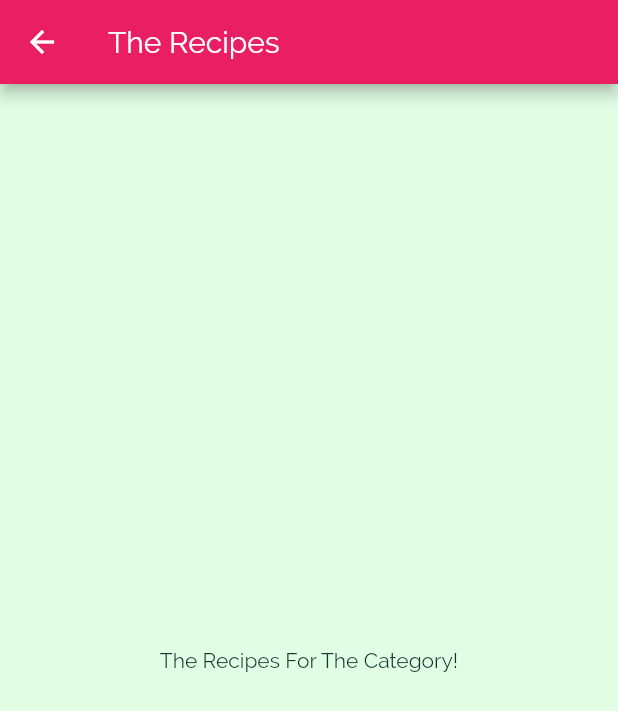
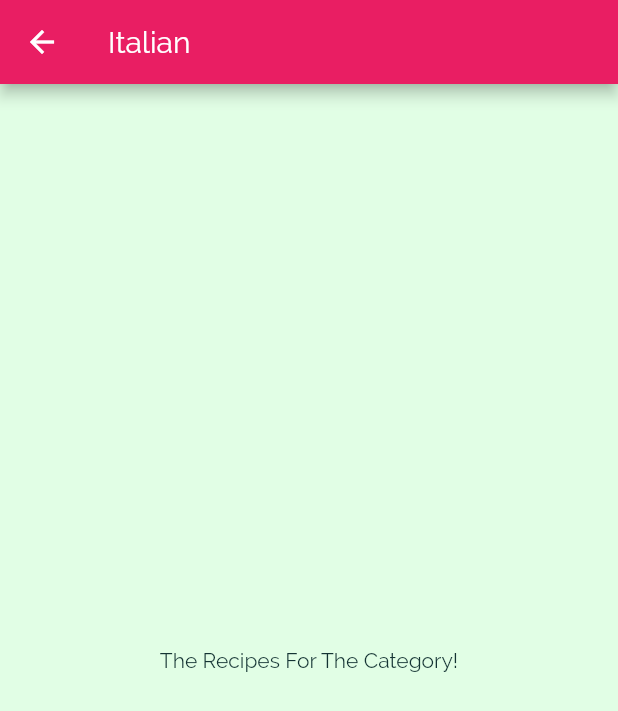
Before and after one commit to ChalothornYn/flutter_meals_app, a Flutter app: the screen it shows after launch, after a tap on "Italian", on a phone screen of 412 x 824 dp. Shown: the top 711 px of the screen. Run offline on Flutter 3.47's test engine with Material 2 defaults, Android fonts, the phone set to English and light mode, and no system bars.

Commit message:
set data to page

```diff
--- a/lib/categories_screen.dart
+++ b/lib/categories_screen.dart
@@ -13,7 +13,7 @@ class CategoriesSCreen extends StatelessWidget {
       body: GridView(
         padding: const EdgeInsets.all(25),
         children: DUMMY_CATEGORIES
-            .map((catData) => (CategoryItem(catData.title, catData.color)))
+            .map((catData) => (CategoryItem(catData.id, catData.title, catData.color)))
             .toList(),
         gridDelegate: SliverGridDelegateWithMaxCrossAxisExtent(
             maxCrossAxisExtent: 200,
--- a/lib/category_item.dart
+++ b/lib/category_item.dart
@@ -2,14 +2,15 @@ import 'package:flutter/material.dart';
 import './category_meals_screen.dart';
 
 class CategoryItem extends StatelessWidget {
+  final String id;
   final String title;
   final Color color;
 
-  CategoryItem(this.title, this.color);
+  CategoryItem(this.id, this.title, this.color);
 
   void selectCategory(BuildContext ctx) {
     Navigator.of(ctx).push(MaterialPageRoute(builder: (_) {
-      return CategoryMealsScreen();
+      return CategoryMealsScreen(id, title);
     }));
   }
 
--- a/lib/category_meals_screen.dart
+++ b/lib/category_meals_screen.dart
@@ -1,11 +1,16 @@
 import 'package:flutter/material.dart';
 
 class CategoryMealsScreen extends StatelessWidget {
+  final String categoryId;
+  final String categoryTitle;
+
+  CategoryMealsScreen(this.categoryId, this.categoryTitle);
+
   @override
   Widget build(BuildContext context) {
     return Scaffold(
       appBar: AppBar(
-        title: Text('The Recipes'),
+        title: Text(categoryTitle),
       ),
       body: Center(
         child: Text('The Recipes For The Category!'),
```
